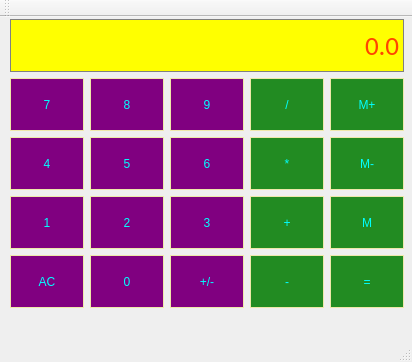
This is Calculator/mainwindow.ui in eeyribas/CPP-QT-Widgets-Applications as Qt 5 draws it before an edit. The edited form follows.
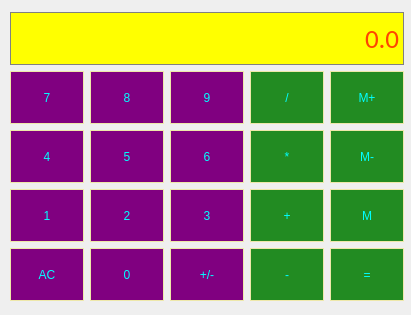
This is the edited form.

Patch:
```diff
--- a/Calculator/mainwindow.ui
+++ b/Calculator/mainwindow.ui
@@ -6,8 +6,8 @@
    <rect>
     <x>0</x>
     <y>0</y>
-    <width>412</width>
-    <height>362</height>
+    <width>411</width>
+    <height>315</height>
    </rect>
   </property>
   <property name="windowTitle">
@@ -18,7 +18,7 @@
     <property name="geometry">
      <rect>
       <x>330</x>
-      <y>238</y>
+      <y>248</y>
       <width>74</width>
       <height>53</height>
      </rect>
@@ -55,7 +55,7 @@
     <property name="geometry">
      <rect>
       <x>170</x>
-      <y>238</y>
+      <y>248</y>
       <width>74</width>
       <height>53</height>
      </rect>
@@ -92,7 +92,7 @@
     <property name="geometry">
      <rect>
       <x>90</x>
-      <y>238</y>
+      <y>248</y>
       <width>74</width>
       <height>53</height>
      </rect>
@@ -129,7 +129,7 @@
     <property name="geometry">
      <rect>
       <x>10</x>
-      <y>2</y>
+      <y>12</y>
       <width>394</width>
       <height>53</height>
      </rect>
@@ -165,7 +165,7 @@
     <property name="geometry">
      <rect>
       <x>10</x>
-      <y>61</y>
+      <y>71</y>
       <width>74</width>
       <height>53</height>
      </rect>
@@ -202,7 +202,7 @@
     <property name="geometry">
      <rect>
       <x>170</x>
-      <y>120</y>
+      <y>130</y>
       <width>74</width>
       <height>53</height>
      </rect>
@@ -239,7 +239,7 @@
     <property name="geometry">
      <rect>
       <x>250</x>
-      <y>61</y>
+      <y>71</y>
       <width>74</width>
       <height>53</height>
      </rect>
@@ -276,7 +276,7 @@
     <property name="geometry">
      <rect>
       <x>90</x>
-      <y>120</y>
+      <y>130</y>
       <width>74</width>
       <height>53</height>
      </rect>
@@ -313,7 +313,7 @@
     <property name="geometry">
      <rect>
       <x>330</x>
-      <y>61</y>
+      <y>71</y>
       <width>74</width>
       <height>53</height>
      </rect>
@@ -350,7 +350,7 @@
     <property name="geometry">
      <rect>
       <x>90</x>
-      <y>179</y>
+      <y>189</y>
       <width>74</width>
       <height>53</height>
      </rect>
@@ -387,7 +387,7 @@
     <property name="geometry">
      <rect>
       <x>90</x>
-      <y>61</y>
+      <y>71</y>
       <width>74</width>
       <height>53</height>
      </rect>
@@ -424,7 +424,7 @@
     <property name="geometry">
      <rect>
       <x>330</x>
-      <y>179</y>
+      <y>189</y>
       <width>74</width>
       <height>53</height>
      </rect>
@@ -461,7 +461,7 @@
     <property name="geometry">
      <rect>
       <x>10</x>
-      <y>238</y>
+      <y>248</y>
       <width>74</width>
       <height>53</height>
      </rect>
@@ -498,7 +498,7 @@
     <property name="geometry">
      <rect>
       <x>250</x>
-      <y>238</y>
+      <y>248</y>
       <width>74</width>
       <height>53</height>
      </rect>
@@ -535,7 +535,7 @@
     <property name="geometry">
      <rect>
       <x>170</x>
-      <y>61</y>
+      <y>71</y>
       <width>74</width>
       <height>53</height>
      </rect>
@@ -572,7 +572,7 @@
     <property name="geometry">
      <rect>
       <x>250</x>
-      <y>120</y>
+      <y>130</y>
       <width>74</width>
       <height>53</height>
      </rect>
@@ -609,7 +609,7 @@
     <property name="geometry">
      <rect>
       <x>330</x>
-      <y>120</y>
+      <y>130</y>
       <width>74</width>
       <height>53</height>
      </rect>
@@ -646,7 +646,7 @@
     <property name="geometry">
      <rect>
       <x>10</x>
-      <y>179</y>
+      <y>189</y>
       <width>74</width>
       <height>53</height>
      </rect>
@@ -683,7 +683,7 @@
     <property name="geometry">
      <rect>
       <x>250</x>
-      <y>179</y>
+      <y>189</y>
       <width>74</width>
       <height>53</height>
      </rect>
@@ -720,7 +720,7 @@
     <property name="geometry">
      <rect>
       <x>170</x>
-      <y>179</y>
+      <y>189</y>
       <width>74</width>
       <height>53</height>
      </rect>
@@ -757,7 +757,7 @@
     <property name="geometry">
      <rect>
       <x>10</x>
-      <y>120</y>
+      <y>130</y>
       <width>74</width>
       <height>53</height>
      </rect>
@@ -791,25 +791,6 @@
     </property>
    </widget>
   </widget>
-  <widget class="QMenuBar" name="menuBar">
-   <property name="geometry">
-    <rect>
-     <x>0</x>
-     <y>0</y>
-     <width>412</width>
-     <height>28</height>
-    </rect>
-   </property>
-  </widget>
-  <widget class="QToolBar" name="toolBar">
-   <attribute name="toolBarArea">
-    <enum>TopToolBarArea</enum>
-   </attribute>
-   <attribute name="toolBarBreak">
-    <bool>false</bool>
-   </attribute>
-  </widget>
-  <widget class="QStatusBar" name="statusBar"/>
  </widget>
  <layoutdefault spacing="6" margin="11"/>
  <resources/>
```
